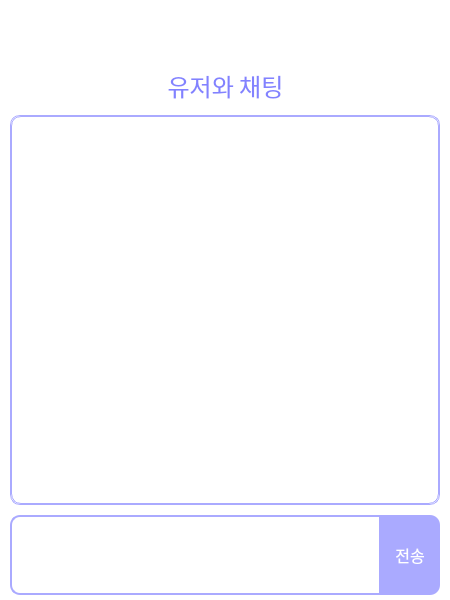
First picture: the form in UI_file/AR_main_page.ui, repository P1rain/alarm_fast_end, before the edit.
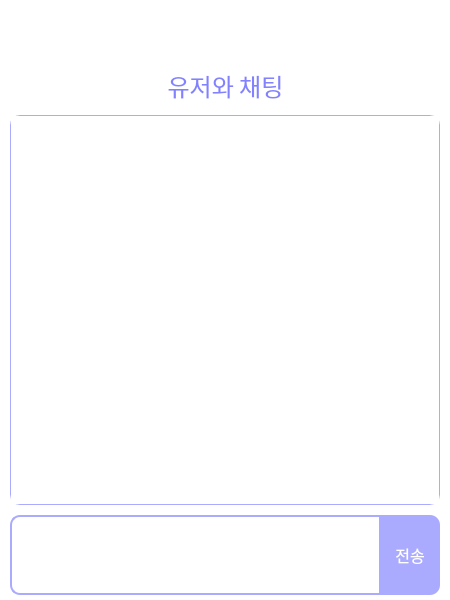
Second picture: the form after the edit. The open tabs and pages were chosen to show the change. Icons and pictures are not drawn.

Diff of the .ui file:
```diff
--- a/UI_file/AR_main_page.ui
+++ b/UI_file/AR_main_page.ui
@@ -248,10 +248,16 @@
        </size>
       </property>
       <property name="styleSheet">
-       <string notr="true">border-color: rgb(170, 170, 255);
+       <string notr="true">QScrollArea#scrollArea_3{border-color: rgb(170, 170, 255);
 border-width:1px;
 border-style:solid;
-border-radius: 10px;</string>
+border-radius: 10px;}</string>
+      </property>
+      <property name="verticalScrollBarPolicy">
+       <enum>Qt::ScrollBarAlwaysOff</enum>
+      </property>
+      <property name="horizontalScrollBarPolicy">
+       <enum>Qt::ScrollBarAlwaysOff</enum>
       </property>
       <property name="widgetResizable">
        <bool>true</bool>
```
Left out of the diff: 2 changed lines with no effect on the pictures.
